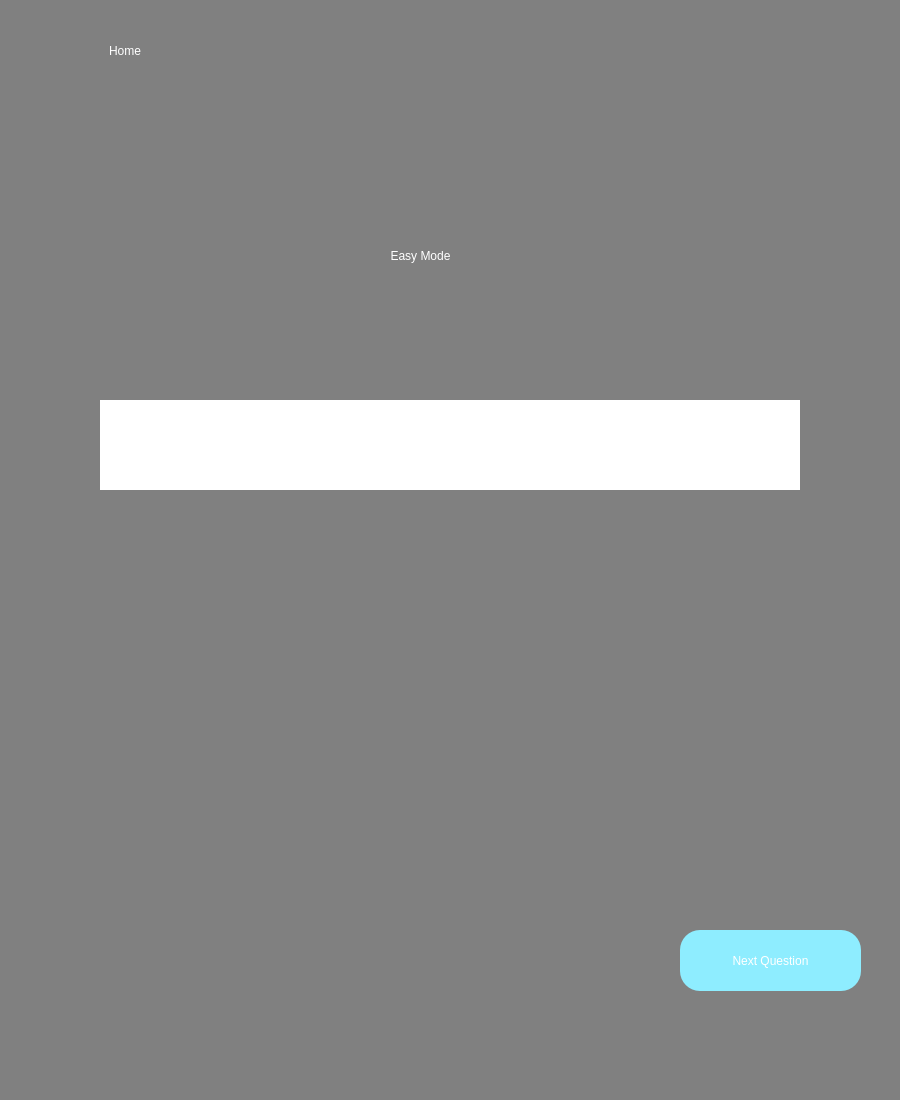
This is mode1screen.ui in SilentHacks/FunctionFundamentals as Qt 5 draws it before an edit. The edited form follows.
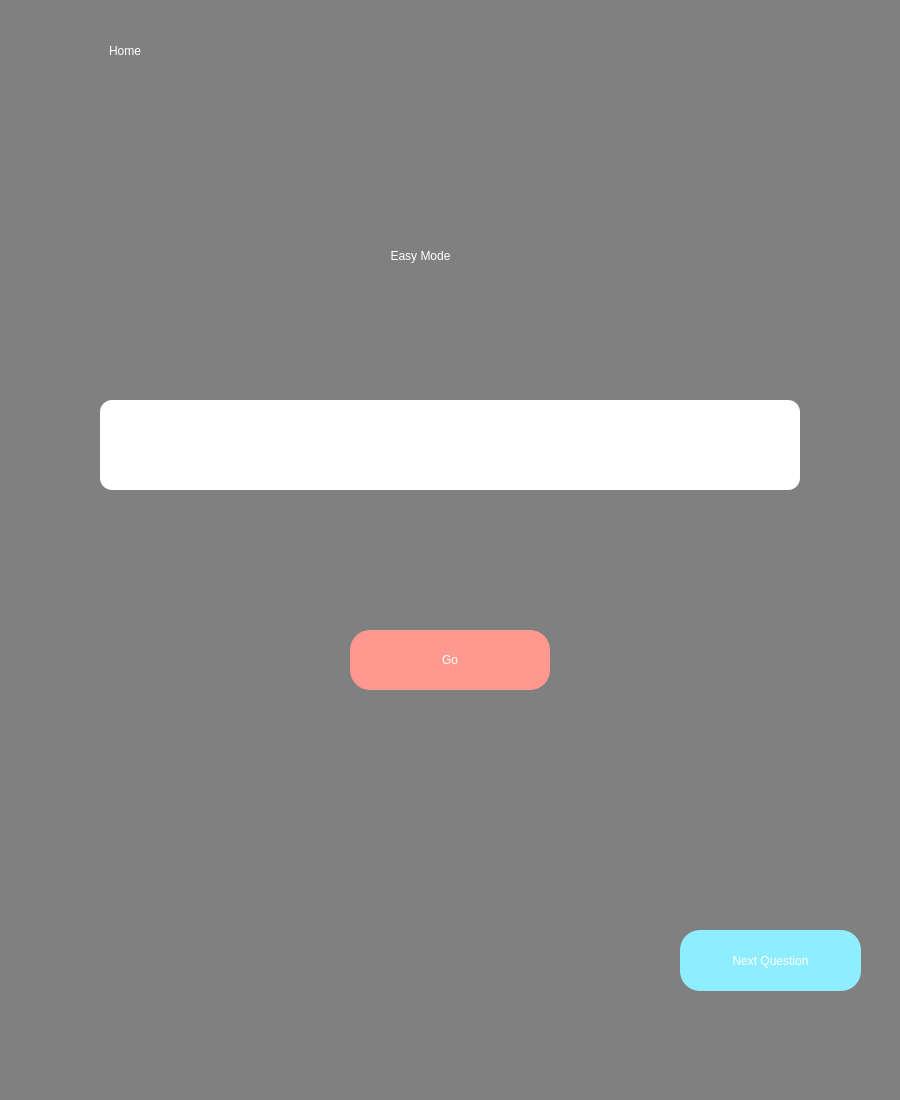
This is the edited form. Icons and pictures are not drawn.

```diff
--- a/mode1screen.ui
+++ b/mode1screen.ui
@@ -137,10 +137,55 @@
     <property name="styleSheet">
      <string notr="true">background-color: white;
 font: 12pt &quot;MS Shell Dlg 2&quot;;
+border-radius: 12px
 </string>
     </property>
     <property name="text">
      <string/>
+    </property>
+    <property name="alignment">
+     <set>Qt::AlignCenter</set>
+    </property>
+   </widget>
+   <widget class="QPushButton" name="go">
+    <property name="geometry">
+     <rect>
+      <x>350</x>
+      <y>630</y>
+      <width>200</width>
+      <height>60</height>
+     </rect>
+    </property>
+    <property name="styleSheet">
+     <string notr="true">background-color: rgb(255, 152, 142);
+border-radius: 20px;
+font: 14pt &quot;MS Shell Dlg 2&quot;;
+color: white
+</string>
+    </property>
+    <property name="text">
+     <string>Go</string>
+    </property>
+   </widget>
+   <widget class="QLabel" name="message">
+    <property name="geometry">
+     <rect>
+      <x>250</x>
+      <y>780</y>
+      <width>400</width>
+      <height>71</height>
+     </rect>
+    </property>
+    <property name="styleSheet">
+     <string notr="true">font: 14pt &quot;MS Shell Dlg 2&quot;;
+color: white;
+</string>
+    </property>
+    <property name="text">
+     <string/>
+    </property>
+    <property name="alignment">
+     <set>Qt::AlignCenter</set>
     </property>
    </widget>
   </widget>
```
